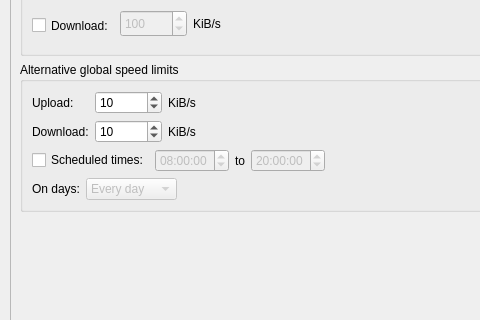
Before: the Qt Designer form src/ui/options.ui in SysAdminDoc/qBittorrent-Vanced, drawn with Qt 5; both pictures show x 137 to 617 and y 103 to 423 of the 789 by 572 pixel window.
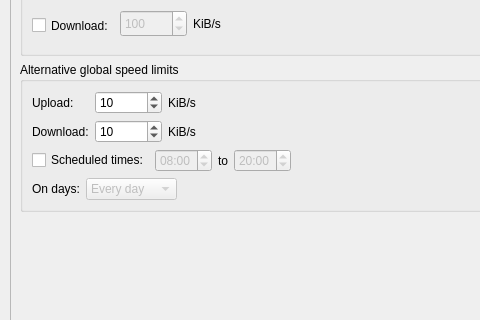
After: the same form once the commit is applied. The open tabs and pages were chosen to show the change. Icons and pictures are not drawn.

What changed in the file:
```diff
--- a/src/ui/options.ui
+++ b/src/ui/options.ui
@@ -1661,6 +1661,12 @@
                     <property name="enabled">
                      <bool>false</bool>
                     </property>
+                    <property name="displayFormat">
+                     <string>hh:mm</string>
+                    </property>
+                    <property name="calendarPopup">
+                     <bool>false</bool>
+                    </property>
                     <property name="time">
                      <time>
                       <hour>8</hour>
@@ -1685,6 +1691,9 @@
                     <property name="enabled">
                      <bool>false</bool>
                     </property>
+                    <property name="displayFormat">
+                     <string>hh:mm</string>
+                    </property>
                     <property name="time">
                      <time>
                       <hour>20</hour>
```
Left out of the diff: 4 changed lines with no effect on the pictures.
